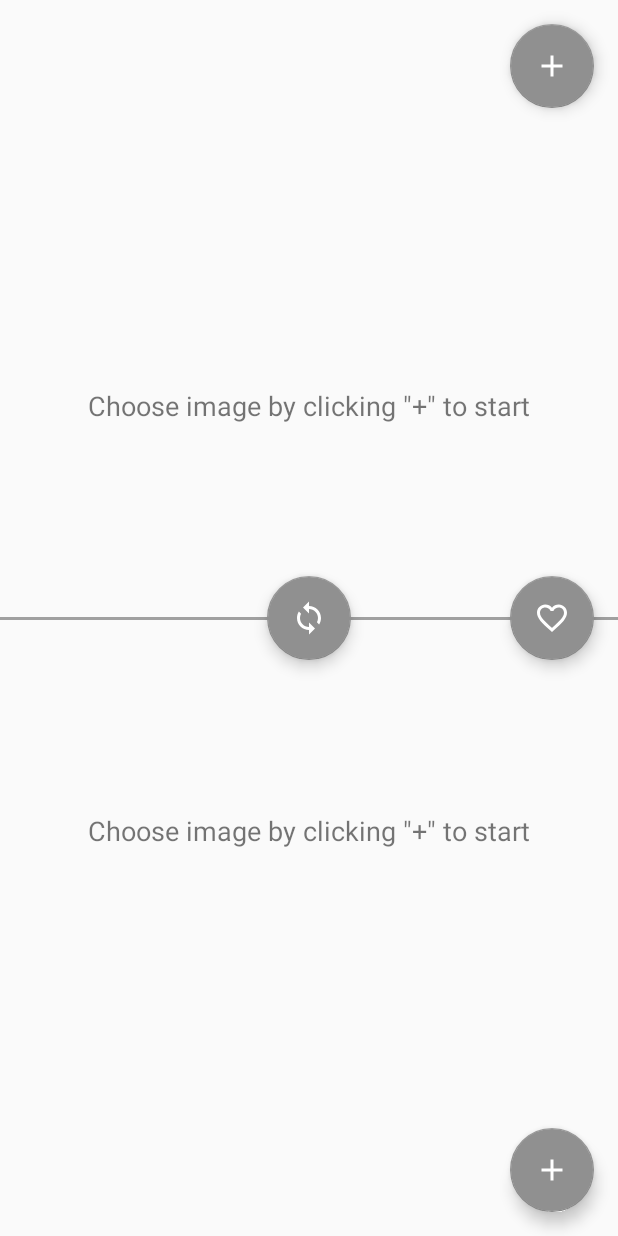
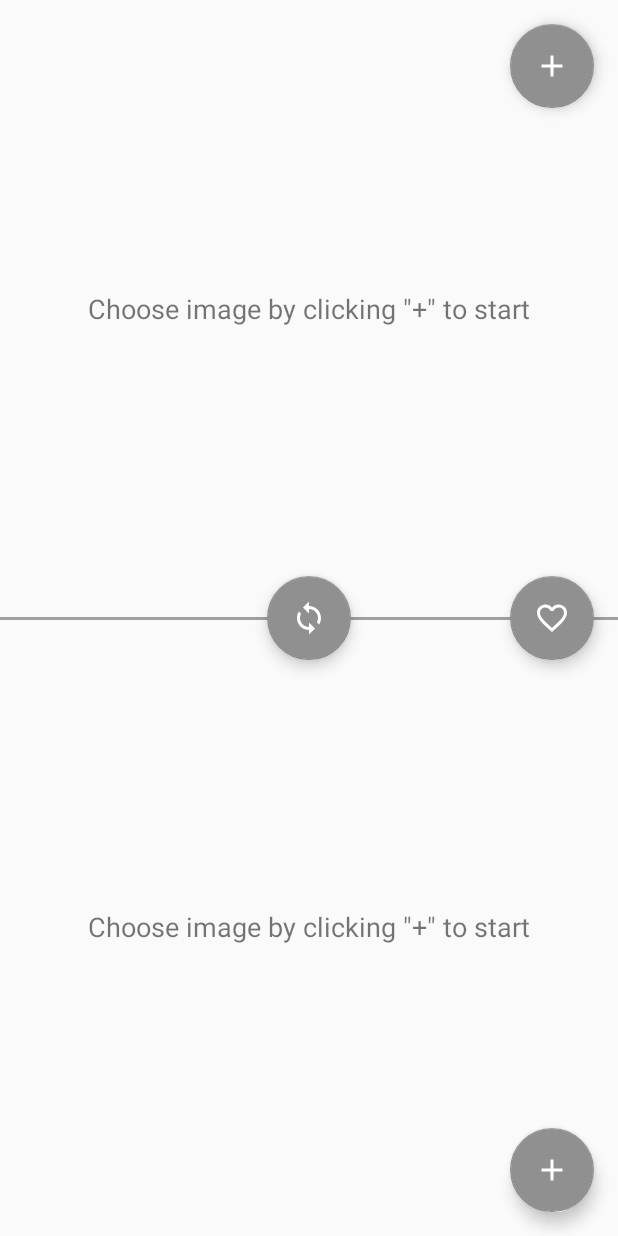
Before and after one commit to MangalB/Wardrobe, an Android app: the screen it shows after launch (MainActivity), on a phone screen of 412 x 824 dp. Run offline under Robolectric (Android 15) with nearby library versions, the phone set to English and light mode, and no system bars; our stand-ins replace Room's generated code.

Commit message:
changed to View.INVISIBLE

```diff
--- a/app/src/main/java/com/mangal/nb/wardrobe/MainActivity.kt
+++ b/app/src/main/java/com/mangal/nb/wardrobe/MainActivity.kt
@@ -63,7 +63,7 @@ class MainActivity : AppCompatActivity() {
 
         clothVModel.getClothes(true).observe(this) {
             if (it.isNotEmpty()) {
-                tv_top_empty_view.visibility = View.GONE
+                tv_top_empty_view.visibility = View.INVISIBLE
                 clothTopVPAdapter.updateData(ArrayList<BaseClothInterface>(it))
                 vp_top.setCurrentItem(it.size - 1, false)
             }
@@ -72,7 +72,7 @@ class MainActivity : AppCompatActivity() {
 
         clothVModel.getClothes(false).observe(this) {
             if (it.isNotEmpty()) {
-                tv_bottom_empty_view.visibility = View.GONE
+                tv_bottom_empty_view.visibility = View.INVISIBLE
                 clothBottomVPAdapter.updateData(ArrayList<BaseClothInterface>(it))
                 vp_bottom.setCurrentItem(it.size - 1, false)
             }
--- a/app/src/main/res/layout/content_main.xml
+++ b/app/src/main/res/layout/content_main.xml
@@ -8,7 +8,7 @@
     <TextView
         android:id="@+id/tv_top_empty_view"
         android:layout_width="match_parent"
-        android:layout_height="wrap_content"
+        android:layout_height="0dp"
         android:gravity="center"
         android:text="@string/choose_image_to_start"
         android:textSize="18sp"
@@ -22,7 +22,7 @@
     <TextView
         android:id="@+id/tv_bottom_empty_view"
         android:layout_width="match_parent"
-        android:layout_height="wrap_content"
+        android:layout_height="0dp"
         android:textSize="18sp"
         android:gravity="center"
         android:text="@string/choose_image_to_start"
```
